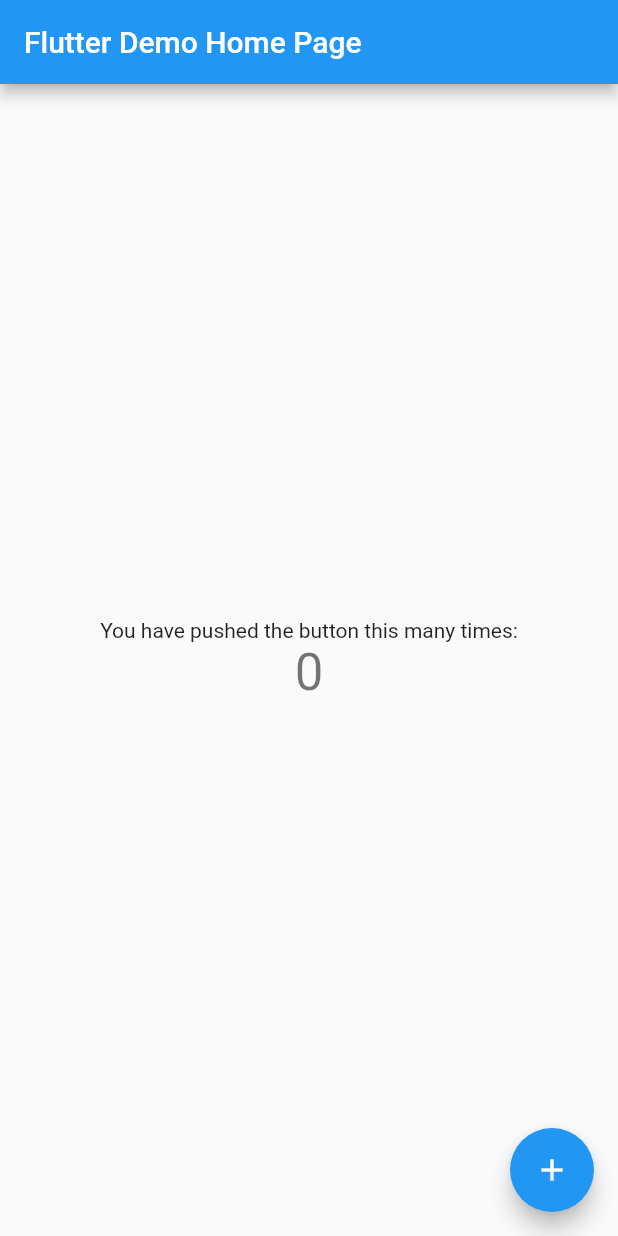
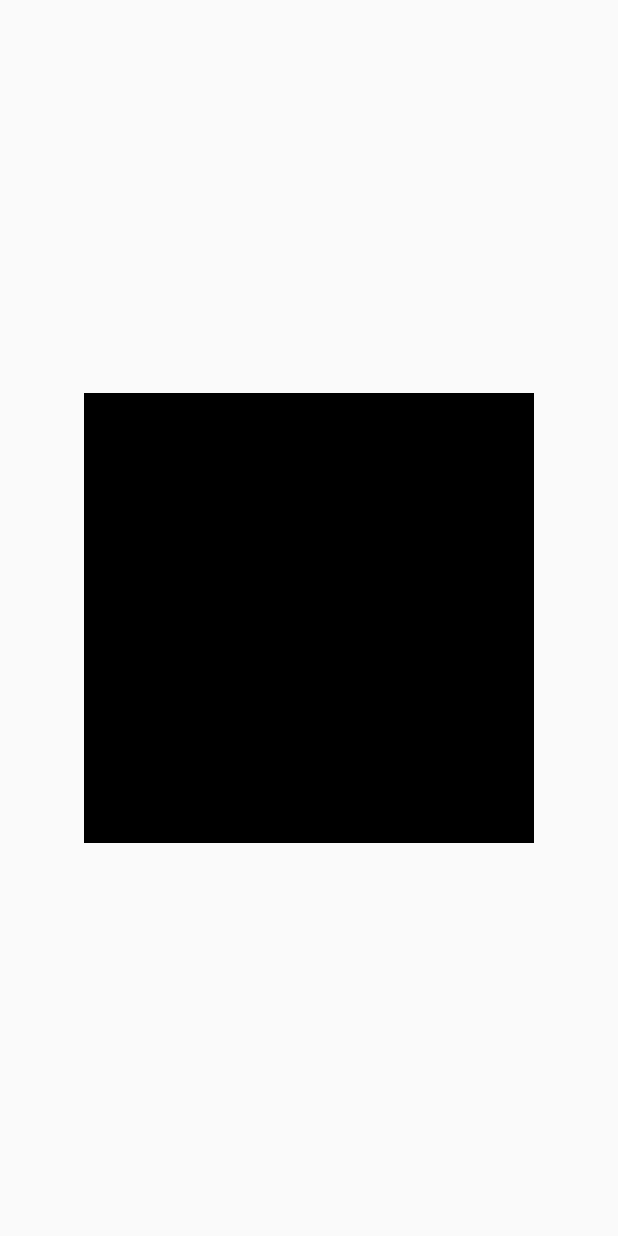
Before and after one commit to masa-futa/flutter_animation, a Flutter app: the screen it shows after launch, on a phone screen of 412 x 824 dp. Run offline on Flutter 3.47's test engine with Material 2 defaults, Android fonts, the phone set to English and light mode, and no system bars.

Commit message:
AnimationBuilder

```diff
--- a/app/lib/main.dart
+++ b/app/lib/main.dart
@@ -13,15 +13,6 @@ class MyApp extends StatelessWidget {
     return MaterialApp(
       title: 'Flutter Demo',
       theme: ThemeData(
-        // This is the theme of your application.
-        //
-        // Try running your application with "flutter run". You'll see the
-        // application has a blue toolbar. Then, without quitting the app, try
-        // changing the primarySwatch below to Colors.green and then invoke
-        // "hot reload" (press "r" in the console where you ran "flutter run",
-        // or simply save your changes to "hot reload" in a Flutter IDE).
-        // Notice that the counter didn't reset back to zero; the application
-        // is not restarted.
         primarySwatch: Colors.blue,
       ),
       home: const MyHomePage(title: 'Flutter Demo Home Page'),
@@ -31,85 +22,64 @@ class MyApp extends StatelessWidget {
 
 class MyHomePage extends StatefulWidget {
   const MyHomePage({Key? key, required this.title}) : super(key: key);
-
-  // This widget is the home page of your application. It is stateful, meaning
-  // that it has a State object (defined below) that contains fields that affect
-  // how it looks.
-
-  // This class is the configuration for the state. It holds the values (in this
-  // case the title) provided by the parent (in this case the App widget) and
-  // used by the build method of the State. Fields in a Widget subclass are
-  // always marked "final".
-
   final String title;
 
   @override
   State<MyHomePage> createState() => _MyHomePageState();
 }
 
-class _MyHomePageState extends State<MyHomePage> {
+class _MyHomePageState extends State<MyHomePage>
+    with SingleTickerProviderStateMixin {
   int _counter = 0;
 
-  void _incrementCounter() {
-    setState(() {
-      // This call to setState tells the Flutter framework that something has
-      // changed in this State, which causes it to rerun the build method below
-      // so that the display can reflect the updated values. If we changed
-      // _counter without calling setState(), then the build method would not be
-      // called again, and so nothing would appear to happen.
-      _counter++;
-    });
+  late AnimationController controller;
+
+  late Animation<double> animation;
+
+  @override
+  void initState() {
+    super.initState();
+    controller =
+        AnimationController(duration: const Duration(seconds: 2), vsync: this);
+    animation = Tween<double>(begin: 0, end: 300).animate(controller)
+      ..addStatusListener((status) {
+        if (status == AnimationStatus.completed) {
+          controller.reverse();
+        } else {
+          controller.forward();
+        }
+      })
+      ..addListener(() {
+        setState(() {});
+      });
+    controller.forward();
+  }
+
+  @override
+  void dispose() {
+    controller.dispose();
+    super.dispose();
   }
 
   @override
   Widget build(BuildContext context) {
-    // This method is rerun every time setState is called, for instance as done
-    // by the _incrementCounter method above.
-    //
-    // The Flutter framework has been optimized to make rerunning build methods
-    // fast, so that you can just rebuild anything that needs updating rather
-    // than having to individually change instances of widgets.
     return Scaffold(
-      appBar: AppBar(
-        // Here we take the value from the MyHomePage object that was created by
-        // the App.build method, and use it to set our appbar title.
-        title: Text(widget.title),
-      ),
-      body: Center(
-        // Center is a layout widget. It takes a single child and positions it
-        // in the middle of the parent.
-        child: Column(
-          // Column is also a layout widget. It takes a list of children and
-          // arranges them vertically. By default, it sizes itself to fit its
-          // children horizontally, and tries to be as tall as its parent.
-          //
-          // Invoke "debug painting" (press "p" in the console, choose the
-          // "Toggle Debug Paint" action from the Flutter Inspector in Android
-          // Studio, or the "Toggle Debug Paint" command in Visual Studio Code)
-          // to see the wireframe for each widget.
-          //
-          // Column has various properties to control how it sizes itself and
-          // how it positions its children. Here we use mainAxisAlignment to
-          // center the children vertically; the main axis here is the vertical
-          // axis because Columns are vertical (the cross axis would be
-          // horizontal).
-          mainAxisAlignment: MainAxisAlignment.center,
-          children: <Widget>[
-            const Text(
-              'You have pushed the button this many times:',
-            ),
-            Text(
-              '$_counter',
-              style: Theme.of(context).textTheme.headline4,
-            ),
-          ],
+        body: Center(
+      child: AnimatedBuilder(
+        animation: animation,
+        builder: (context, child) {
+          return SizedBox(
+            height: animation.value,
+            width: animation.value,
+            child: child,
+          );
+        },
+        child: Center(
+          child: Container(
+            color: Colors.black,
+          ),
         ),
       ),
-      floatingActionButton: FloatingActionButton(
-        onPressed: _incrementCounter,
-        tooltip: 'Increment',
-        child: const Icon(Icons.add),
-      ), // This trailing comma makes auto-formatting nicer for build methods.
-    );
+    ));
   }
 }
```
